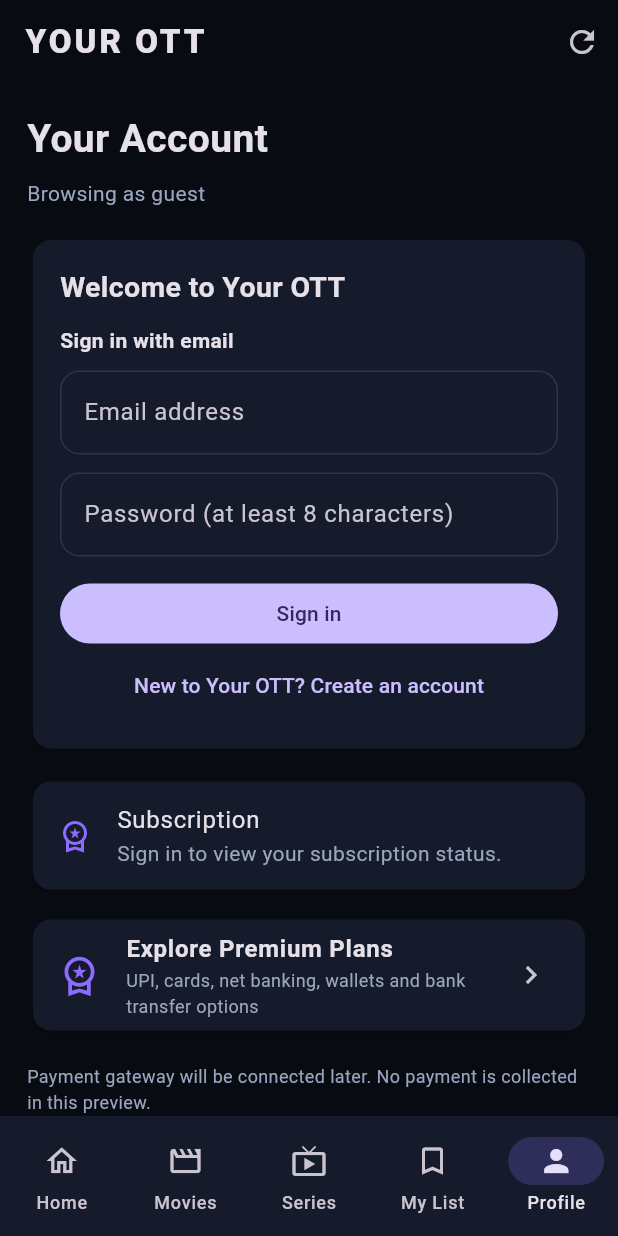
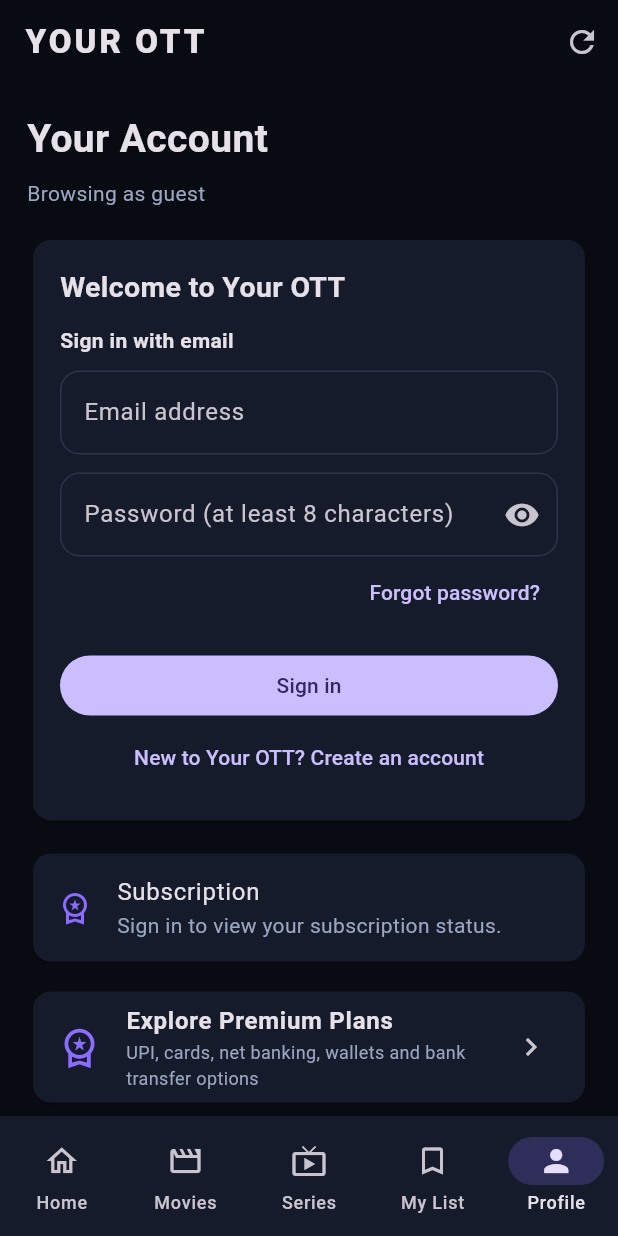
Before and after one commit to Vik-123969/your-ott-demo, a Flutter app: the screen it shows after launch, item 5 of the bottom bar chosen, on a phone screen of 412 x 824 dp. Run offline on Flutter 3.47's test engine with Material 3 defaults, Android fonts, the phone set to English and light mode, and no system bars; our stand-ins replace supabase_flutter, video_player; accounts and stored records are empty.

Commit message:
Add forgot password and password visibility to app login

```diff
--- a/lib/main.dart
+++ b/lib/main.dart
@@ -527,6 +527,7 @@ class _AuthPanelState extends State<AuthPanel> {
   final email = TextEditingController();
   final password = TextEditingController();
   bool createMode = false;
+  bool passwordVisible = false;
   bool busy = false;
   String? message;
   bool hasError = false;
@@ -570,6 +571,25 @@ class _AuthPanelState extends State<AuthPanel> {
         _show('Signed in successfully.');
       }
       await widget.onChanged();
+    } on AuthException catch (e) {
+      _show(e.message, error: true);
+    } catch (e) {
+      _show(e.toString(), error: true);
+    } finally {
+      if (mounted) setState(() => busy = false);
+    }
+  }
+
+  Future<void> _resetPassword() async {
+    final address = email.text.trim();
+    if (!address.contains('@')) {
+      _show('Pehle apna registered email address enter karein.', error: true);
+      return;
+    }
+    setState(() { busy = true; message = null; });
+    try {
+      await supabase.auth.resetPasswordForEmail(address);
+      _show('Password reset email bhej diya gaya hai. Inbox aur Spam folder check karein. Email link se naya password set karein.');
     } on AuthException catch (e) {
       _show(e.message, error: true);
     } catch (e) {
@@ -630,10 +650,25 @@ class _AuthPanelState extends State<AuthPanel> {
         const SizedBox(height: 12),
         TextField(
           controller: password,
-          obscureText: true,
+          obscureText: !passwordVisible,
           autofillHints: [createMode ? AutofillHints.newPassword : AutofillHints.password],
-          decoration: const InputDecoration(labelText: 'Password (at least 8 characters)'),
+          decoration: InputDecoration(
+            labelText: 'Password (at least 8 characters)',
+            suffixIcon: IconButton(
+              tooltip: passwordVisible ? 'Hide password' : 'Show password',
+              icon: Icon(passwordVisible ? Icons.visibility_off : Icons.visibility),
+              onPressed: () => setState(() => passwordVisible = !passwordVisible),
+            ),
+          ),
         ),
+        if (!createMode)
+          Align(
+            alignment: Alignment.centerRight,
+            child: TextButton(
+              onPressed: busy ? null : _resetPassword,
+              child: const Text('Forgot password?'),
+            ),
+          ),
         const SizedBox(height: 14),
         SizedBox(width: double.infinity, child: FilledButton(
           onPressed: busy ? null : _submit,
```
